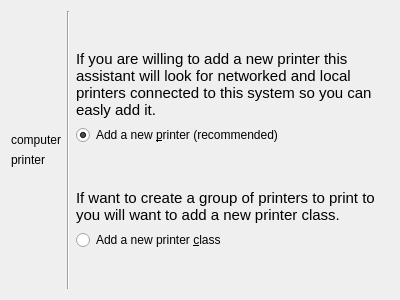
First picture: the form in add-printer/PageIntro.ui, repository KDE/print-manager, before the edit.
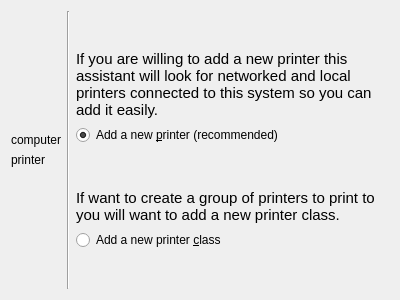
Second picture: the form after the edit.

What changed in the file:
```diff
--- a/add-printer/PageIntro.ui
+++ b/add-printer/PageIntro.ui
@@ -117,7 +117,7 @@
 &lt;html&gt;&lt;head&gt;&lt;meta name=&quot;qrichtext&quot; content=&quot;1&quot; /&gt;&lt;style type=&quot;text/css&quot;&gt;
 p, li { white-space: pre-wrap; }
 &lt;/style&gt;&lt;/head&gt;&lt;body style=&quot; font-family:'DejaVu Sans'; font-size:9pt; font-weight:400; font-style:normal;&quot;&gt;
-&lt;p style=&quot; margin-top:0px; margin-bottom:0px; margin-left:0px; margin-right:0px; -qt-block-indent:0; text-indent:0px;&quot;&gt;&lt;span style=&quot; font-size:11pt;&quot;&gt;If you are willing to add a new printer this assistant will look for networked and local printers connected to this system so you can easly add it.&lt;/span&gt;&lt;/p&gt;&lt;/body&gt;&lt;/html&gt;</string>
+&lt;p style=&quot; margin-top:0px; margin-bottom:0px; margin-left:0px; margin-right:0px; -qt-block-indent:0; text-indent:0px;&quot;&gt;&lt;span style=&quot; font-size:11pt;&quot;&gt;If you are willing to add a new printer this assistant will look for networked and local printers connected to this system so you can add it easily.&lt;/span&gt;&lt;/p&gt;&lt;/body&gt;&lt;/html&gt;</string>
        </property>
        <property name="textFormat">
         <enum>Qt::RichText</enum>
```
